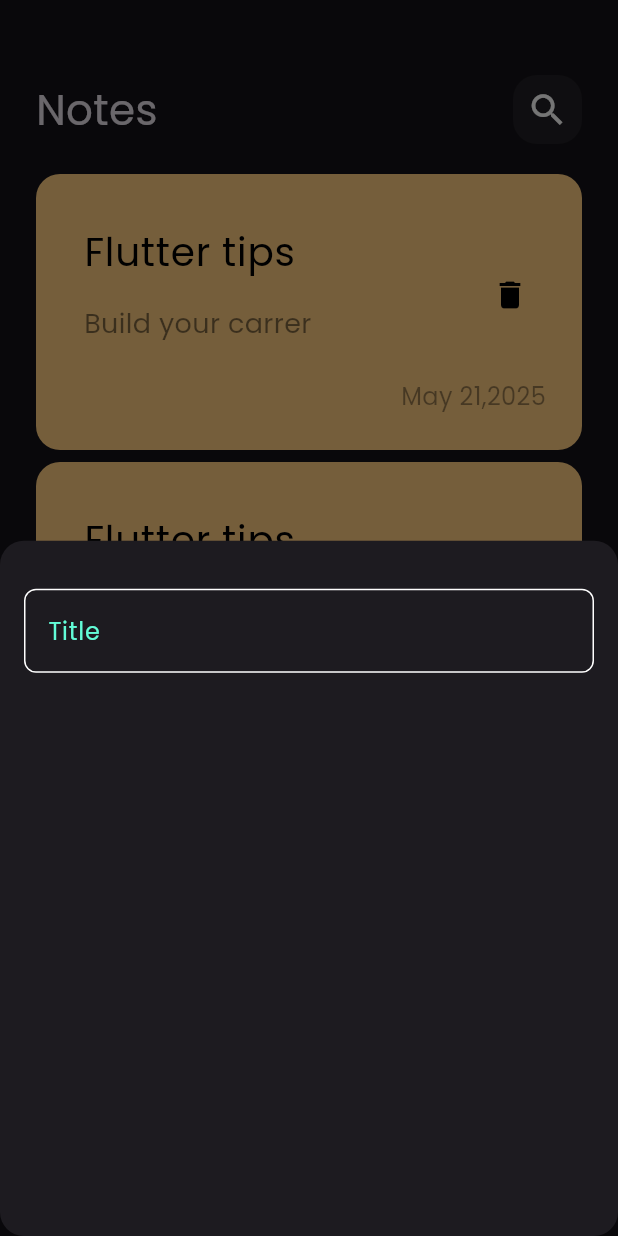
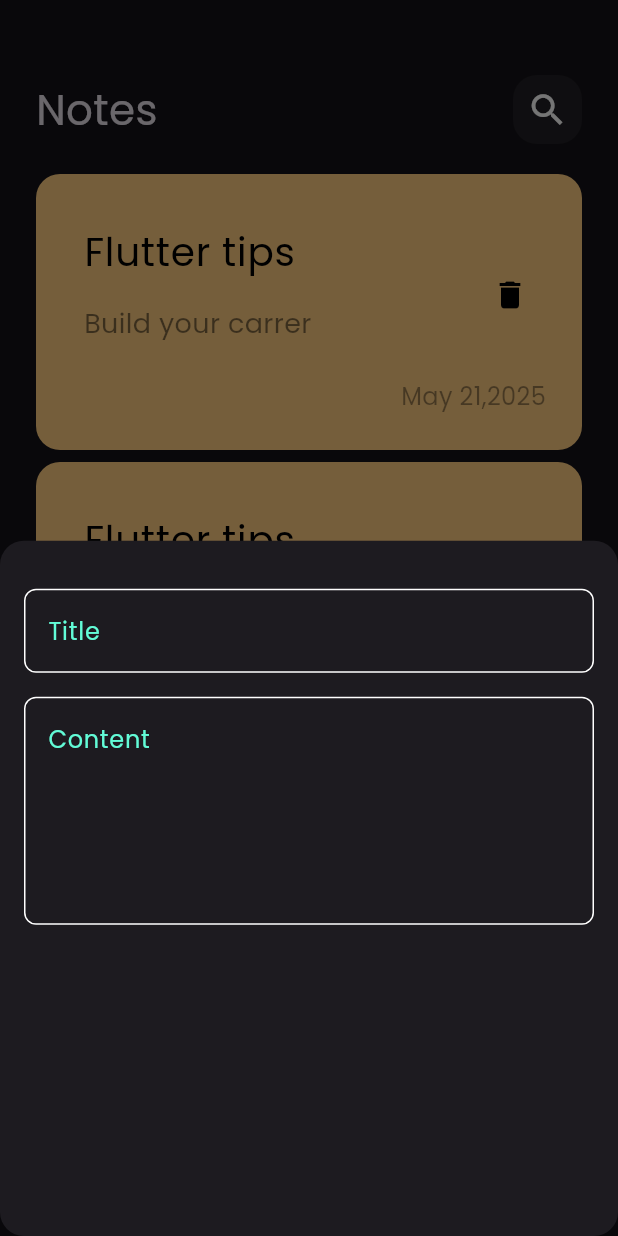
Before and after one commit to AhmadSewry/notes_app, a Flutter app: the screen it shows after launch, after a tap on the "add" icon, on a phone screen of 412 x 824 dp. Run offline on Flutter 3.47's test engine with Material 3 defaults, Android fonts, the phone set to English and light mode, and no system bars.

Commit message:
Added fields to bottom sheet

```diff
--- a/lib/views/widgets/add_note_bottom_sheet.dart
+++ b/lib/views/widgets/add_note_bottom_sheet.dart
@@ -8,7 +8,14 @@ class AddNoteBottomSheet extends StatelessWidget {
   Widget build(BuildContext context) {
     return Padding(
       padding: const EdgeInsets.symmetric(horizontal: 16),
-      child: Column(children: [SizedBox(height: 32), CustomTextField()]),
+      child: Column(
+        children: [
+          SizedBox(height: 32),
+          CustomTextField(hintText: "Title"),
+          SizedBox(height: 16),
+          CustomTextField(hintText: "Content", maxLines: 5),
+        ],
+      ),
     );
   }
 }
--- a/lib/views/widgets/custom_text_field.dart
+++ b/lib/views/widgets/custom_text_field.dart
@@ -2,14 +2,17 @@ import 'package:flutter/material.dart';
 import 'package:notes_app/constants.dart';
 
 class CustomTextField extends StatelessWidget {
-  const CustomTextField({super.key});
+  const CustomTextField({super.key, required this.hintText, this.maxLines = 1});
+  final String hintText;
+  final int maxLines;
 
   @override
   Widget build(BuildContext context) {
     return TextField(
+      maxLines: maxLines,
       cursorColor: kPrimaryColor,
       decoration: InputDecoration(
-        hintText: "Title",
+        hintText: hintText,
         hintStyle: TextStyle(color: kPrimaryColor),
         border: buildBorder(),
         enabledBorder: buildBorder(),
```
